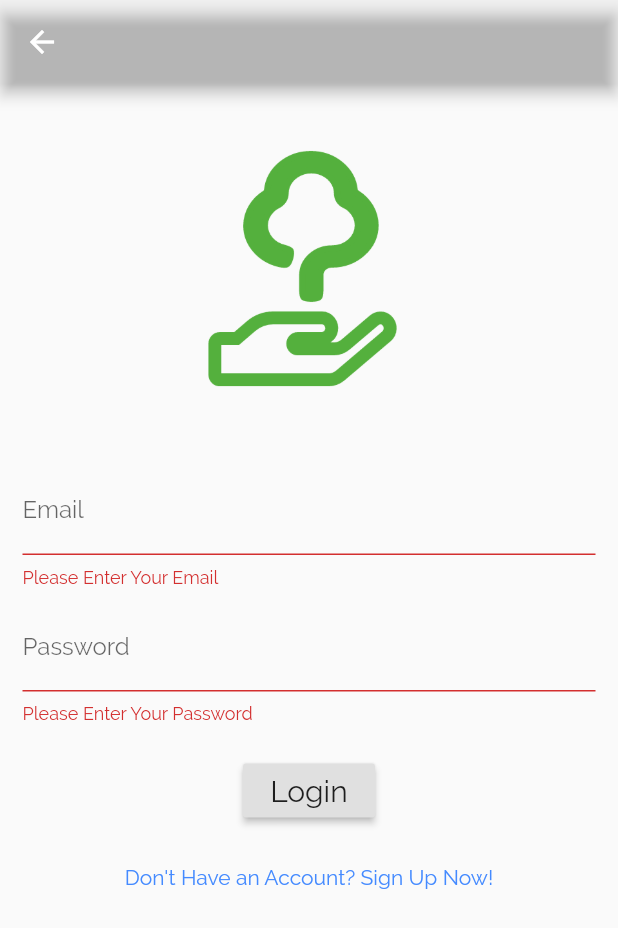
After one commit to Dharmin8/social_app, a Flutter app: the LoginPage screen opened directly, after a tap on "Login", on a phone screen of 412 x 824 dp. The commit adds this screen. Shown: the top 928 px of the screen. Run offline on Flutter 3.47's test engine with Material 2 defaults, Android fonts, the phone set to English and light mode, and no system bars.

Commit message:
firebase integration for android and ios, testing req for ios firebase,package name changes,login page added,login page routing undone

```diff
--- a/lib/location_select.dart
+++ b/lib/location_select.dart
@@ -1,8 +1,8 @@
 
 
 import 'package:flutter/material.dart';
-import 'package:social_app/model/drive_locations.dart';
-import 'package:social_app/app_home.dart';
+import 'package:naturedrive/model/drive_locations.dart';
+import 'package:naturedrive/app_home.dart';
 
 class LocationSelect extends StatelessWidget {
   final Icon cusIcon = Icon(Icons.search);
--- /dev/null
+++ b/lib/login.dart
@@ -0,0 +1,153 @@
+import 'package:flutter/material.dart';
+
+class LoginPage extends StatefulWidget {
+  @override
+  _LoginPageState createState() => _LoginPageState();
+}
+
+enum FormType { login, register }
+
+class _LoginPageState extends State<LoginPage> {
+  final formKey = new GlobalKey<FormState>();
+  FormType _formType = FormType.login;
+  String _email = "";
+  String _password = "";
+  static const PrimaryColor = const Color(0xFFFFFF);
+  // #30CA41
+
+  //methods
+  bool validateAndSave() {
+    final form = formKey.currentState;
+
+    if(form.validate())
+    {
+      form.save();
+      return true;
+    }
+    else
+    {
+      return false;
+    }
+  }
+  void moveToRegister() {
+    formKey.currentState.reset();
+    setState(() {
+      _formType = FormType.register;
+    });
+  }
+
+  void moveToLogin() {
+    formKey.currentState.reset();
+    setState(() {
+      _formType = FormType.login;
+    });
+  }
+
+  //Design
+  @override
+  Widget build(BuildContext context) {
+    return Scaffold(
+      resizeToAvoidBottomInset: false,
+      appBar: new AppBar(
+        backgroundColor: PrimaryColor,
+      ),
+      body: Container(
+        margin: EdgeInsets.all(15.0),
+        child: new Form(
+            key: formKey,
+            child: new Column(
+              children: createInputs() + createButtons(),
+            )),
+      ),
+    );
+  }
+
+  List<Widget> createInputs() {
+    return [
+      SizedBox(
+        height: 00.0,
+      ),
+      logo(),
+      SizedBox(
+        height: 20.0,
+      ),
+      new TextFormField(
+        decoration: new InputDecoration(labelText: 'Email'),
+        validator: (value) {
+          return value.isEmpty ? 'Please Enter Your Email' : null;
+        },
+        onSaved: (value) {
+          return _email = value;
+        },
+      ),
+      SizedBox(
+        height: 10.0,
+      ),
+      new TextFormField(
+        decoration: new InputDecoration(labelText: 'Password'),
+        obscureText: true,
+        validator: (value) {
+          return value.isEmpty ? 'Please Enter Your Password' : null;
+        },
+        onSaved: (value) {
+          return _password = value;
+        },
+      ),
+      SizedBox(
+        height: 20.0,
+      ),
+    ];
+  }
+
+  Widget logo() {
+    return new Hero(
+      child: new CircleAvatar(
+          backgroundColor: Colors.transparent,
+          radius: 110,
+          child: Image.asset('images/BootIcon.png')),
+      tag: 'hero',
+    );
+  }
+
+  List<Widget> createButtons() {
+    if (_formType == FormType.login) {
+      return [
+        new RaisedButton(
+          child: new Text("Login", style: new TextStyle(fontSize: 20.0)),
+          onPressed: () {
+            validateAndSave();
+          },
+        ),
+        SizedBox(
+          height: 10.0,
+        ),
+        new FlatButton(
+          child: new Text("Don't Have an Account? Sign Up Now!",
+              style: new TextStyle(fontSize: 14.0, color: Colors.blueAccent)),
+          onPressed: () {
+            moveToRegister();
+          },
+        ),
+      ];
+    } else {
+      return [
+        new RaisedButton(
+          child: new Text("Create Account", style: new TextStyle(fontSize: 20.0)),
+          onPressed: () {
+            validateAndSave();
+          },
+        ),
+        SizedBox(
+          height: 10.0,
+        ),
+        new FlatButton(
+          child: new Text("Already Have an Account? Login Now",
+              style: new TextStyle(fontSize: 14.0, color: Colors.blueAccent)),
+          onPressed: () {
+            moveToLogin();
+          },
+        ),
+      ];
+    }
+  }
+}
--- a/lib/main.dart
+++ b/lib/main.dart
@@ -1,5 +1,6 @@
 import 'package:flutter/material.dart';
-import 'package:social_app/app_home.dart';
+import 'package:naturedrive/app_home.dart';
+import 'package:naturedrive/login.dart';
 
 void main() => runApp(new MyApp());
 
@@ -17,6 +18,8 @@ class MyApp extends StatelessWidget {
       home:
       new AppHome(),
 
+
+
       debugShowCheckedModeBanner: false,
     );
   }
--- a/lib/view_favorite.dart
+++ b/lib/view_favorite.dart
@@ -1,5 +1,5 @@
 import 'package:flutter/material.dart';
-import 'package:social_app/model/home_model.dart';
+import 'package:naturedrive/model/home_model.dart';
 
 class Favorite extends StatefulWidget {
   @override
--- a/lib/view_home.dart
+++ b/lib/view_home.dart
@@ -1,5 +1,5 @@
 import 'package:flutter/material.dart';
-import 'package:social_app/model/home_model.dart';
+import 'package:naturedrive/model/home_model.dart';
 
 class Home extends StatefulWidget {
   @override
--- a/pubspec.yaml
+++ b/pubspec.yaml
@@ -1,4 +1,4 @@
-name: social_app
+name: naturedrive
 description: A new Flutter project.
 
 # The following defines the version and build number for your application.
@@ -23,6 +23,9 @@ dependencies:
   # The following adds the Cupertino Icons font to your application.
   # Use with the CupertinoIcons class for iOS style icons.
   cupertino_icons: ^0.1.2
+  firebase_auth:
+  google_sign_in:
+
 
 dev_dependencies:
   flutter_test:
@@ -54,6 +57,7 @@ flutter:
     - media/Juhu.jpg
     - media/Jeltz.jpg
     - media/Aarey.jpg
+    - images/BootIcon.png
 
   # The following line ensures that the Material Icons font is
   # included with your application, so that you can use the icons in
```
Also changed, not shown: lib/app_home.dart (+6 -6 lines), images/BootIcon.png (added), pubspec.lock, 21 other files.
